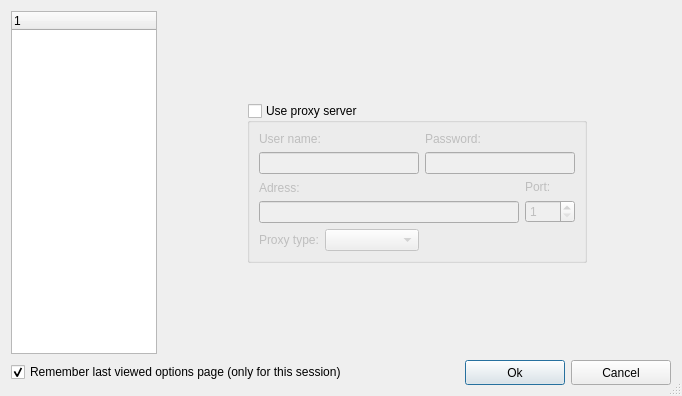
Old version of the form ui/options.ui in the repository ckorn/xvst.
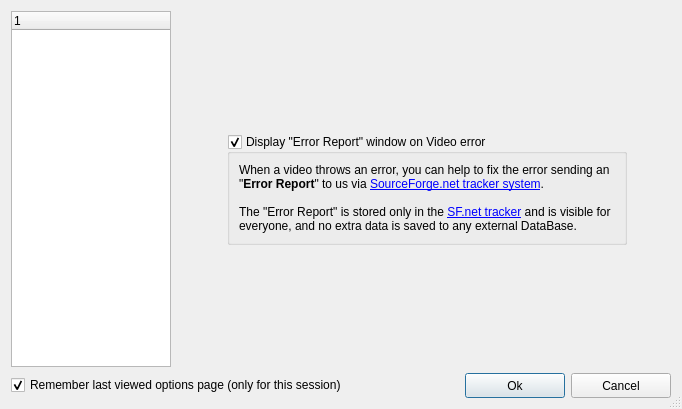
New version of the form. Icons and pictures are not drawn.

Commit message: Implemented "Error Report" module.

The edit to the form file:
```diff
--- a/ui/options.ui
+++ b/ui/options.ui
@@ -6,7 +6,7 @@
     <x>0</x>
     <y>0</y>
     <width>682</width>
-    <height>368</height>
+    <height>409</height>
    </rect>
   </property>
   <property name="windowTitle" >
@@ -29,7 +29,7 @@
      </property>
      <property name="maximumSize" >
       <size>
-       <width>146</width>
+       <width>160</width>
        <height>16777215</height>
       </size>
      </property>
@@ -70,7 +70,7 @@
    <item row="0" column="1" >
     <widget class="QStackedWidget" name="pgOptions" >
      <property name="currentIndex" >
-      <number>5</number>
+      <number>6</number>
      </property>
      <widget class="QWidget" name="pgBasic" >
       <layout class="QGridLayout" >
@@ -1256,6 +1256,90 @@
        </item>
       </layout>
      </widget>
+     <widget class="QWidget" name="page" >
+      <layout class="QGridLayout" >
+       <item row="0" column="1" >
+        <spacer>
+         <property name="orientation" >
+          <enum>Qt::Vertical</enum>
+         </property>
+         <property name="sizeHint" >
+          <size>
+           <width>20</width>
+           <height>40</height>
+          </size>
+         </property>
+        </spacer>
+       </item>
+       <item row="1" column="0" >
+        <spacer>
+         <property name="orientation" >
+          <enum>Qt::Horizontal</enum>
+         </property>
+         <property name="sizeHint" >
+          <size>
+           <width>41</width>
+           <height>20</height>
+          </size>
+         </property>
+        </spacer>
+       </item>
+       <item row="1" column="1" >
+        <widget class="QGroupBox" name="gpbDisplayErrorReport" >
+         <property name="minimumSize" >
+          <size>
+           <width>400</width>
+           <height>0</height>
+          </size>
+         </property>
+         <property name="title" >
+          <string>Display "Error Report" window on Video error</string>
+         </property>
+         <property name="checkable" >
+          <bool>true</bool>
+         </property>
+         <layout class="QGridLayout" >
+          <item row="0" column="0" >
+           <widget class="QLabel" name="lblErrorReportInfo" >
+            <property name="text" >
+             <string>When a video throws an error, you can help to fix the error sending an "&lt;b>Error Report&lt;/b>" to us via &lt;a href="http://sourceforge.net/tracker/?group_id=205061&amp;atid=1037803">SourceForge.net tracker system&lt;/a>.&lt;br>&lt;br>The "Error Report" is stored only in the &lt;a href="http://sourceforge.net/tracker/?group_id=205061">SF.net tracker&lt;/a> and is visible for everyone, and no extra data is saved to any external DataBase.</string>
+            </property>
+            <property name="wordWrap" >
+             <bool>true</bool>
+            </property>
+           </widget>
+          </item>
+         </layout>
+        </widget>
+       </item>
+       <item row="1" column="2" >
+        <spacer>
+         <property name="orientation" >
+          <enum>Qt::Horizontal</enum>
+         </property>
+         <property name="sizeHint" >
+          <size>
+           <width>21</width>
+           <height>20</height>
+          </size>
+         </property>
+        </spacer>
+       </item>
+       <item row="2" column="1" >
+        <spacer>
+         <property name="orientation" >
+          <enum>Qt::Vertical</enum>
+         </property>
+         <property name="sizeHint" >
+          <size>
+           <width>20</width>
+           <height>40</height>
+          </size>
+         </property>
+        </spacer>
+       </item>
+      </layout>
+     </widget>
     </widget>
    </item>
    <item row="1" column="0" colspan="2" >
```
The commit also changes 10 other files.
